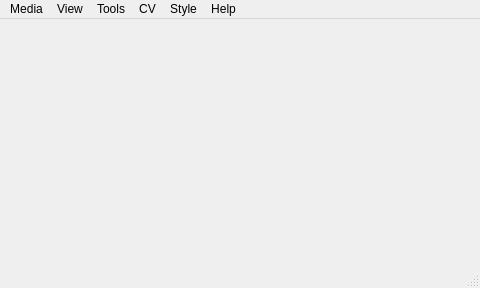
StevenHuang2020/VideoPlayer, file src/mainwindow.ui: the form before one commit.
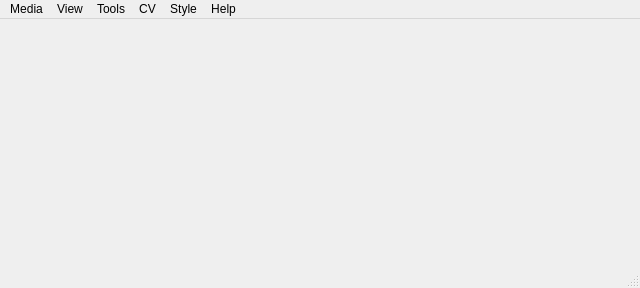
The form after the commit.

```diff
--- a/src/mainwindow.ui
+++ b/src/mainwindow.ui
@@ -12,7 +12,7 @@
    <rect>
     <x>0</x>
     <y>0</y>
-    <width>480</width>
+    <width>640</width>
     <height>288</height>
    </rect>
   </property>
@@ -24,7 +24,7 @@
   </property>
   <property name="minimumSize">
    <size>
-    <width>480</width>
+    <width>640</width>
     <height>288</height>
    </size>
   </property>
```
